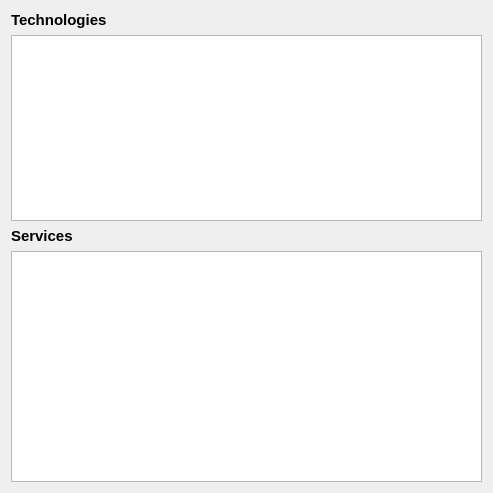
Before: the Qt Designer form serviceswindow.ui in lxqt/lxqt-connman-applet, drawn with Qt 5.
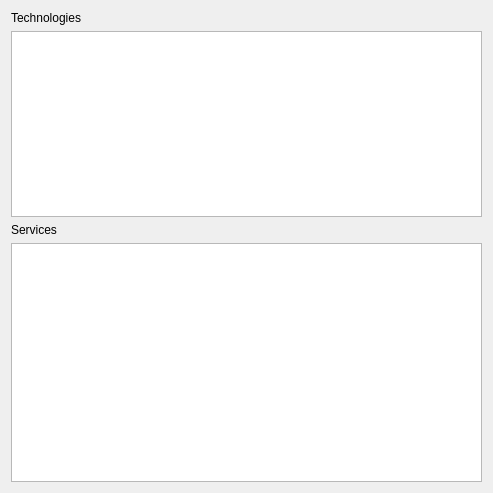
After: the same form once the commit is applied.

Diff of the .ui file:
```diff
--- a/serviceswindow.ui
+++ b/serviceswindow.ui
@@ -18,9 +18,9 @@
     <widget class="QLabel" name="technologiesLabel">
      <property name="font">
       <font>
-       <pointsize>11</pointsize>
-       <weight>75</weight>
-       <bold>true</bold>
+       <pointsize>9</pointsize>
+       <weight>50</weight>
+       <bold>false</bold>
       </font>
      </property>
      <property name="text">
@@ -42,9 +42,9 @@
     <widget class="QLabel" name="servicesLabel">
      <property name="font">
       <font>
-       <pointsize>11</pointsize>
-       <weight>75</weight>
-       <bold>true</bold>
+       <pointsize>9</pointsize>
+       <weight>50</weight>
+       <bold>false</bold>
       </font>
      </property>
      <property name="text">
```
